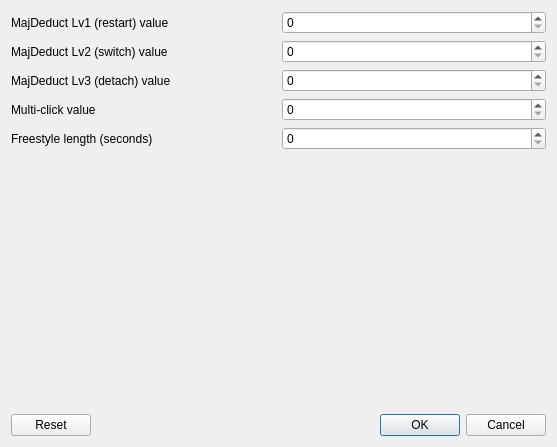
Old version of the form prefdialog.ui in the repository elephark/44clicker.
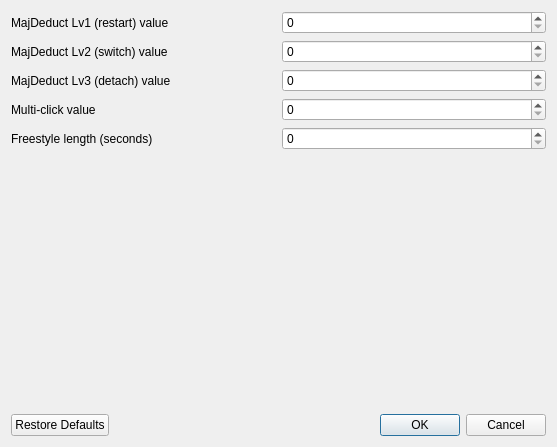
New version of the form.

Commit message: We now save prefs to disk and load them back, and the reset button is now a working restore defaults button.

Patch:
```diff
--- a/prefdialog.ui
+++ b/prefdialog.ui
@@ -105,7 +105,7 @@
         <enum>Qt::Horizontal</enum>
        </property>
        <property name="standardButtons">
-        <set>QDialogButtonBox::Cancel|QDialogButtonBox::Ok|QDialogButtonBox::Reset</set>
+        <set>QDialogButtonBox::Cancel|QDialogButtonBox::Ok|QDialogButtonBox::RestoreDefaults</set>
        </property>
        <property name="centerButtons">
         <bool>false</bool>
```
The commit also changes 4 other files.
